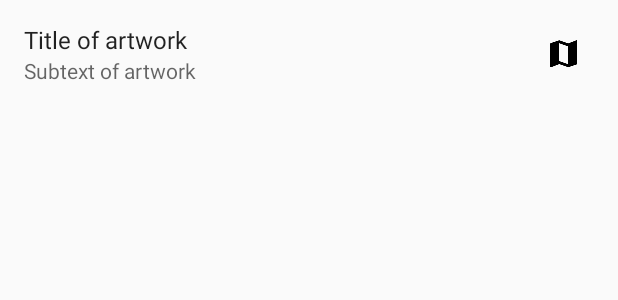
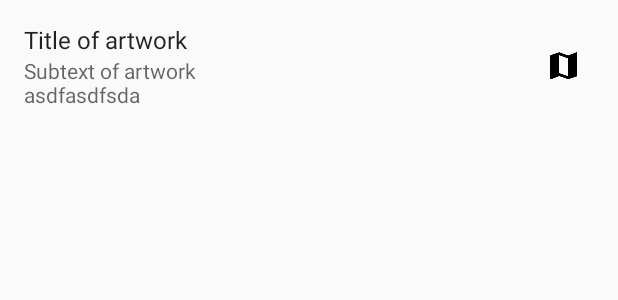
Before and after one commit to plusCubed/mv-art, an Android app: the layout list_item_artlocation.xml on its own in the app's theme, with its tools: preview values and no code run, on a phone screen of 412 x 824 dp. Shown: the top 300 px of the screen. Run offline under Robolectric (Android 15) with nearby library versions, the phone set to English and light mode, and no system bars.

Commit message:
Remove Fabric, add signing key, fix bug in newline, fix list item height

```diff
--- a/app/src/main/AndroidManifest.xml
+++ b/app/src/main/AndroidManifest.xml
@@ -39,10 +39,6 @@
         <meta-data
             android:name="com.google.android.gms.version"
             android:value="@integer/google_play_services_version" />
-
-        <meta-data
-            android:name="io.fabric.ApiKey"
-            android:value="65149ead8b30c105ac26e4adfadce65e91c93416" />
     </application>
 
 </manifest>
--- a/app/src/main/res/layout/list_item_artlocation.xml
+++ b/app/src/main/res/layout/list_item_artlocation.xml
@@ -1,49 +1,47 @@
 <?xml version="1.0" encoding="utf-8"?>
-<RelativeLayout xmlns:android="http://schemas.android.com/apk/res/android"
+<LinearLayout xmlns:android="http://schemas.android.com/apk/res/android"
     xmlns:tools="http://schemas.android.com/tools"
     android:layout_width="match_parent"
-    android:layout_height="72dp"
+    android:layout_height="88dp"
     android:background="?selectableItemBackground"
+    android:orientation="horizontal"
     android:paddingEnd="16dp"
     android:paddingLeft="16dp"
     android:paddingRight="16dp"
     android:paddingStart="16dp">
 
     <LinearLayout
-        android:orientation="vertical"
-        android:layout_toLeftOf="@id/list_item_artlocation_map_imageview"
-        android:layout_toStartOf="@id/list_item_artlocation_map_imageview"
-        android:layout_centerVertical="true"
-        android:layout_width="match_parent"
-        android:layout_height="wrap_content">
+        android:layout_width="0dp"
+        android:layout_height="wrap_content"
+        android:layout_gravity="center_vertical"
+        android:layout_weight="1"
+        android:orientation="vertical">
 
         <TextView
             android:id="@id/list_item_artlocation_title_textview"
-            android:layout_width="match_parent"
+            android:layout_width="wrap_content"
             android:layout_height="wrap_content"
             android:textSize="16sp"
             tools:text="Title of artwork" />
 
         <TextView
             android:id="@id/list_item_artlocation_desc_textview"
-            android:layout_width="match_parent"
+            android:layout_width="wrap_content"
             android:layout_height="wrap_content"
             android:textColor="?android:textColorSecondary"
             android:textSize="14sp"
-            tools:text="Subtext of artwork" />
+            tools:text="Subtext of artwork\nasdfasdfsda" />
     </LinearLayout>
 
     <ImageView
         android:id="@id/list_item_artlocation_map_imageview"
         android:layout_width="40dp"
         android:layout_height="40dp"
-        android:layout_alignParentEnd="true"
-        android:layout_alignParentRight="true"
-        android:layout_centerVertical="true"
+        android:layout_gravity="center_vertical"
         android:background="?selectableItemBackgroundBorderless"
         android:contentDescription="@string/map_icon"
         android:padding="8dp"
         android:src="@drawable/ic_map_white"
         android:tint="@android:color/black" />
 
-</RelativeLayout>
+</LinearLayout>
```
Also changed, not shown: app/build.gradle (+11 -15 lines), app/src/main/java/com/pluscubed/mvart/ui/ArtLocationListFragment.java (+8 -4 lines), app/src/main/java/com/pluscubed/mvart/ui/LaunchActivity.java (+0 -7 lines), 1 other file.
